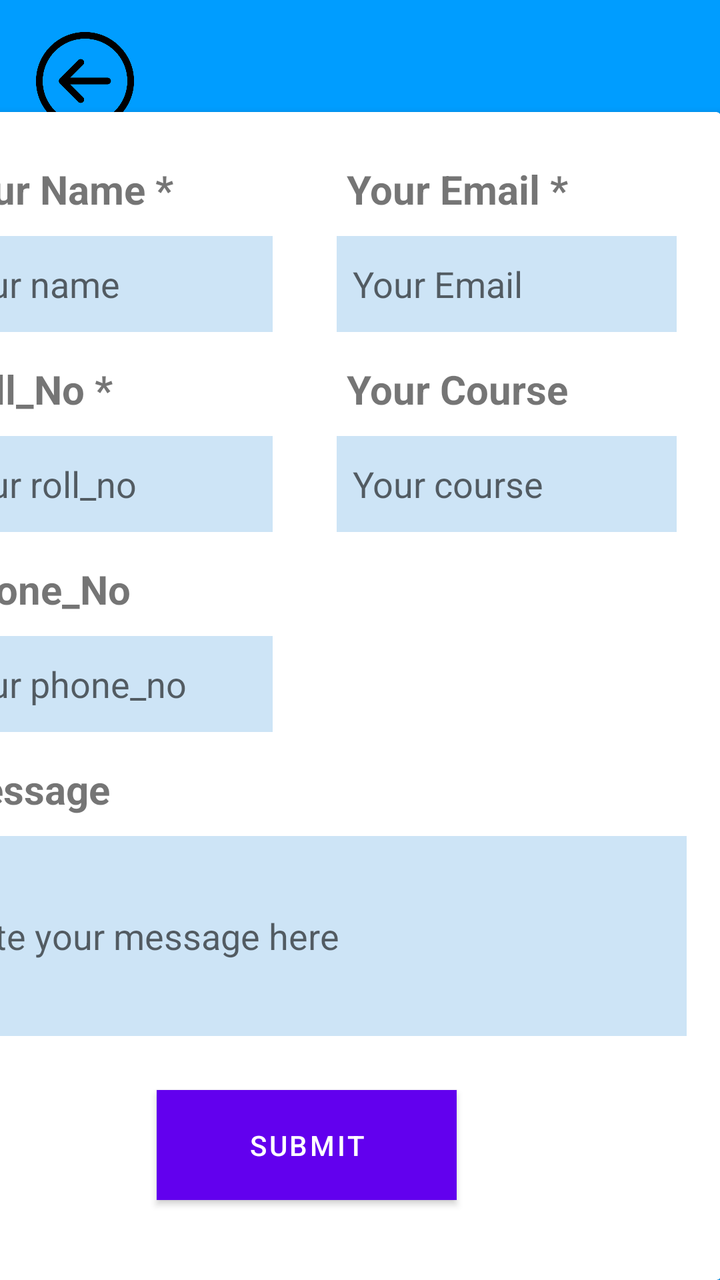
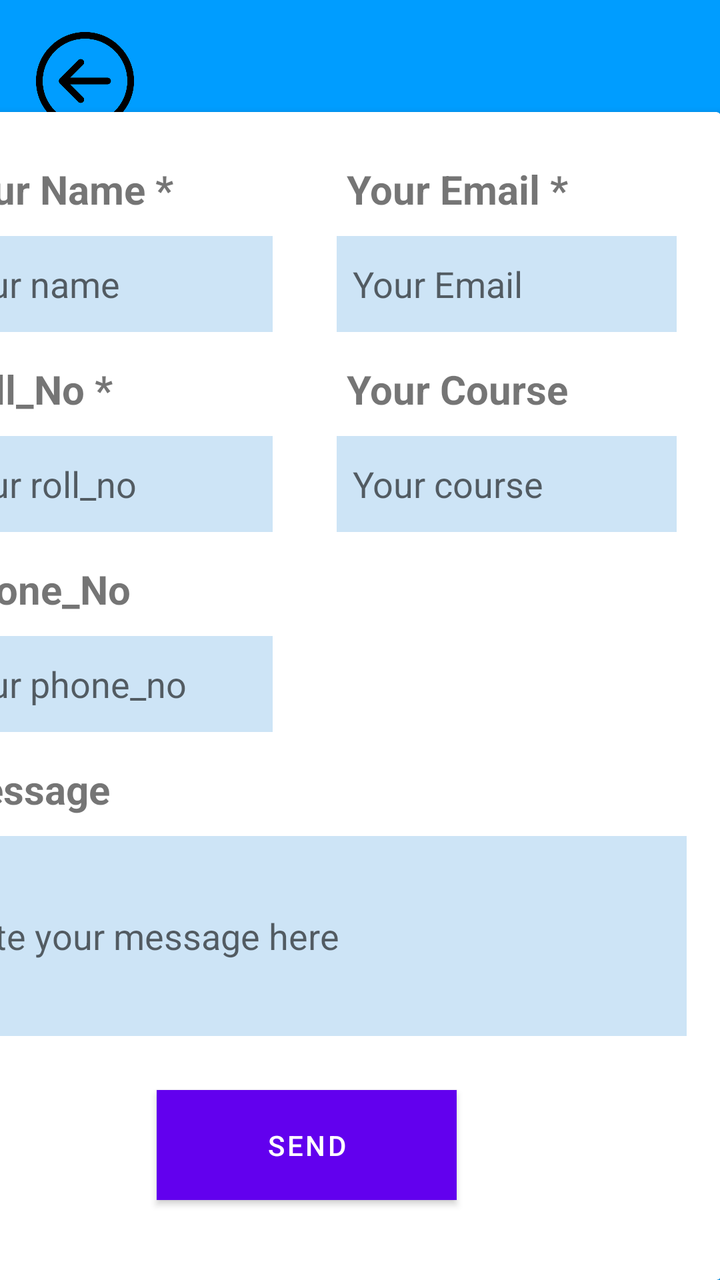

An Android layout rendered at two revisions. The XML below is the earlier revision; the diff shows what the commit changed to produce the second picture.
<!-- AndroidManifest.xml: application theme Theme.StudentManagementSystem -->
<!-- res/layout/activity_contact_admin_page.xml -->
<?xml version="1.0" encoding="utf-8"?>
<androidx.constraintlayout.widget.ConstraintLayout xmlns:android="http://schemas.android.com/apk/res/android"
    xmlns:app="http://schemas.android.com/apk/res-auto"
    xmlns:tools="http://schemas.android.com/tools"
    android:layout_width="match_parent"
    android:layout_height="match_parent"
    android:background="@color/app_theme"
    tools:context=".ui.main.Contact_Admin_Page" >

    <ImageView
        android:id="@+id/backbuttonimage"
        android:layout_width="53dp"
        android:layout_height="49dp"
        android:layout_marginStart="16dp"
        android:layout_marginLeft="16dp"
        android:layout_marginTop="16dp"
        app:layout_constraintStart_toStartOf="parent"
        app:layout_constraintTop_toTopOf="parent"
        app:srcCompat="@drawable/back" />

    <TextView
        android:id="@+id/textView"
        android:layout_width="wrap_content"
        android:layout_height="wrap_content"
        android:layout_marginTop="56dp"
        android:text="Contact Us"
        android:textColor="@color/white"
        android:textSize="48sp"
        app:layout_constraintEnd_toEndOf="parent"
        app:layout_constraintHorizontal_bias="0.497"
        app:layout_constraintStart_toStartOf="parent"
        app:layout_constraintTop_toTopOf="parent" />

    <androidx.cardview.widget.CardView
        android:layout_width="412dp"
        android:layout_height="584dp"
        app:layout_constraintBottom_toBottomOf="parent"
        app:layout_constraintEnd_toEndOf="parent"
        app:layout_constraintHorizontal_bias="1.0"
        app:layout_constraintStart_toStartOf="parent"
        app:layout_constraintTop_toBottomOf="@+id/textView"
        app:layout_constraintVertical_bias="1.0">

        <androidx.constraintlayout.widget.ConstraintLayout
            android:layout_width="match_parent"
            android:layout_height="match_parent">

            <LinearLayout
                android:layout_width="match_parent"
                android:layout_height="match_parent"
                android:orientation="horizontal">

                <LinearLayout
                    android:layout_width="match_parent"
                    android:layout_height="match_parent"
                    android:orientation="vertical">

                    <TextView
                        android:id="@+id/textView2"
                        android:layout_width="wrap_content"
                        android:layout_height="wrap_content"
                        android:layout_marginStart="25dp"
                        android:layout_marginLeft="25dp"
                        android:layout_marginTop="25dp"
                        android:text="Your Name *"
                        android:textSize="20sp"
                        android:textStyle="bold" />

                    <EditText
                        android:id="@+id/editTextTextPersonName"
                        android:layout_width="170dp"
                        android:layout_height="48dp"
                        android:layout_marginStart="18dp"
                        android:layout_marginLeft="18dp"
                        android:layout_marginTop="10dp"
                        android:background="#CDE4F6"
                        android:drawablePadding="8dp"
                        android:ems="10"
                        android:hint="Your name"
                        android:inputType="textPersonName"
                        android:padding="8dp"
                        app:layout_constraintEnd_toEndOf="parent"
                        app:layout_constraintStart_toStartOf="parent"
                        app:layout_constraintTop_toTopOf="parent" />
                </LinearLayout>
            </LinearLayout>

            <LinearLayout
                android:layout_width="match_parent"
                android:layout_height="wrap_content"
                android:orientation="vertical"
                tools:ignore="MissingConstraints">

                <TextView
                    android:id="@+id/textView7"
                    android:layout_width="wrap_content"
                    android:layout_height="wrap_content"
                    android:layout_marginStart="225dp"
                    android:layout_marginLeft="225dp"
                    android:layout_marginTop="25dp"
                    android:text="Your Email *"
                    android:textSize="20sp"
                    android:textStyle="bold" />

                <EditText
                    android:id="@+id/email"
                    android:layout_width="170dp"
                    android:layout_height="48dp"
                    android:layout_marginStart="220dp"
                    android:layout_marginLeft="220dp"
                    android:layout_marginTop="10dp"
                    android:background="#CDE4F6"
                    android:drawablePadding="8dp"
                    android:ems="10"
                    android:hint="Your Email"
                    android:inputType="textPersonName"
                    android:padding="8dp"
                    app:layout_constraintEnd_toEndOf="parent"
                    app:layout_constraintStart_toStartOf="parent"
                    app:layout_constraintTop_toTopOf="parent" />
            </LinearLayout>

            <LinearLayout
                android:layout_width="match_parent"
                android:layout_height="match_parent"
                android:orientation="vertical">

                <TextView
                    android:id="@+id/textView12"
                    android:layout_width="wrap_content"
                    android:layout_height="wrap_content"
                    android:layout_marginStart="25dp"
                    android:layout_marginLeft="25dp"
                    android:layout_marginTop="125dp"
                    android:text="Roll_No *"
                    android:textSize="20sp"
                    android:textStyle="bold" />

                <EditText
                    android:id="@+id/rollno"
                    android:layout_width="170dp"
                    android:layout_height="48dp"
                    android:layout_marginStart="18dp"
                    android:layout_marginLeft="18dp"
                    android:layout_marginTop="10dp"
                    android:background="#CDE4F6"
                    android:drawablePadding="8dp"
                    android:ems="10"
                    android:hint="Your roll_no"
                    android:inputType="textPersonName"
                    android:padding="8dp"
                    app:layout_constraintEnd_toEndOf="parent"
                    app:layout_constraintStart_toStartOf="parent"
                    app:layout_constraintTop_toTopOf="parent" />

            </LinearLayout>

            <LinearLayout
                android:layout_width="match_parent"
                android:layout_height="match_parent"
                android:orientation="vertical">

                <TextView
                    android:id="@+id/textView13"
                    android:layout_width="wrap_content"
                    android:layout_height="wrap_content"
                    android:layout_marginStart="225dp"
                    android:layout_marginLeft="225dp"
                    android:layout_marginTop="125dp"
                    android:text="Your Course"
                    android:textSize="20sp"
                    android:textStyle="bold" />

                <EditText
                    android:id="@+id/course"
                    android:layout_width="170dp"
                    android:layout_height="48dp"
                    android:layout_marginStart="220dp"
                    android:layout_marginLeft="220dp"
                    android:layout_marginTop="10dp"
                    android:background="#CDE4F6"
                    android:drawablePadding="8dp"
                    android:ems="10"
                    android:hint="Your course"
                    android:inputType="textPersonName"
                    android:padding="8dp"
                    app:layout_constraintEnd_toEndOf="parent"
                    app:layout_constraintStart_toStartOf="parent"
                    app:layout_constraintTop_toTopOf="parent" />

            </LinearLayout>

            <LinearLayout
                android:layout_width="match_parent"
                android:layout_height="match_parent"
                android:orientation="vertical">

                <TextView
                    android:id="@+id/textView15"
                    android:layout_width="wrap_content"
                    android:layout_height="wrap_content"
                    android:layout_marginStart="25dp"
                    android:layout_marginLeft="25dp"
                    android:layout_marginTop="225dp"
                    android:text="Phone_No"
                    android:textSize="20sp"
                    android:textStyle="bold" />

                <EditText
                    android:id="@+id/phoneno"
                    android:layout_width="170dp"
                    android:layout_height="48dp"
                    android:layout_marginStart="18dp"
                    android:layout_marginLeft="18dp"
                    android:layout_marginTop="10dp"
                    android:background="#CDE4F6"
                    android:drawablePadding="8dp"
                    android:ems="10"
                    android:hint="Your phone_no"
                    android:inputType="textPersonName"
                    android:padding="8dp"
                    app:layout_constraintEnd_toEndOf="parent"
                    app:layout_constraintStart_toStartOf="parent"
                    app:layout_constraintTop_toTopOf="parent" />

            </LinearLayout>

            <LinearLayout
                android:layout_width="match_parent"
                android:layout_height="match_parent"
                android:orientation="vertical">

                <TextView
                    android:id="@+id/textView16"
                    android:layout_width="wrap_content"
                    android:layout_height="wrap_content"
                    android:layout_marginStart="25dp"
                    android:layout_marginLeft="25dp"
                    android:layout_marginTop="325dp"
                    android:text="Message"
                    android:textSize="20dp"
                    android:textStyle="bold" />

                <EditText
                    android:id="@+id/message"
                    android:layout_width="380dp"
                    android:layout_height="100dp"
                    android:layout_marginLeft="15dp"
                    android:layout_marginTop="10dp"
                    android:background="#CDE4F6"
                    android:drawablePadding="8dp"
                    android:ems="10"
                    android:hint="Write your message here"
                    android:inputType="textPersonName"
                    android:padding="8dp"
                    app:layout_constraintEnd_toEndOf="parent"
                    app:layout_constraintStart_toStartOf="parent"
                    app:layout_constraintTop_toTopOf="parent" />

            </LinearLayout>
        </androidx.constraintlayout.widget.ConstraintLayout>

        <Button
            android:id="@+id/button3"
            android:layout_width="150dp"
            android:layout_height="55dp"
            android:layout_marginStart="130dp"
            android:layout_marginLeft="130dp"
            android:layout_marginTop="489dp"
            android:background="#01579B"
            android:gravity="center_horizontal|center_vertical"
            android:text="Submit" />

    </androidx.cardview.widget.CardView>

</androidx.constraintlayout.widget.ConstraintLayout>
<!-- resources referenced by this layout -->
<resources>
  <color name="app_theme">#009dff</color>
  <color name="white">#FFFFFFFF</color>
  <!-- drawable back: png bitmap (drawable, 9906 bytes) -->
  <style name="Theme.StudentManagementSystem" parent="Theme.MaterialComponents.DayNight.DarkActionBar">
          
          <item name="colorPrimary">@color/purple_500</item>
          <item name="colorPrimaryVariant">@color/purple_700</item>
          <item name="colorOnPrimary">@color/white</item>
          
          <item name="colorSecondary">@color/teal_200</item>
          <item name="colorSecondaryVariant">@color/teal_700</item>
          <item name="colorOnSecondary">@color/black</item>
          
          <item name="android:statusBarColor" tools:targetApi="21">?attr/colorPrimaryVariant</item>
          
      </style>
  <color name="purple_500">#FF6200EE</color>
  <color name="purple_700">#FF3700B3</color>
  <color name="teal_200">#FF03DAC5</color>
  <color name="teal_700">#FF018786</color>
  <color name="black">#FF000000</color>
</resources>

<!-- the commit's change to res/layout/activity_contact_admin_page.xml (unified diff, before → after) -->
@@ -67,7 +67,7 @@
                         android:textStyle="bold" />
 
                     <EditText
-                        android:id="@+id/editTextTextPersonName"
+                        android:id="@+id/etyourname"
                         android:layout_width="170dp"
                         android:layout_height="48dp"
                         android:layout_marginStart="18dp"
@@ -103,7 +103,7 @@
                     android:textStyle="bold" />
 
                 <EditText
-                    android:id="@+id/email"
+                    android:id="@+id/etyouremail"
                     android:layout_width="170dp"
                     android:layout_height="48dp"
                     android:layout_marginStart="220dp"
@@ -137,7 +137,7 @@
                     android:textStyle="bold" />
 
                 <EditText
-                    android:id="@+id/rollno"
+                    android:id="@+id/etrollno"
                     android:layout_width="170dp"
                     android:layout_height="48dp"
                     android:layout_marginStart="18dp"
@@ -172,7 +172,7 @@
                     android:textStyle="bold" />
 
                 <EditText
-                    android:id="@+id/course"
+                    android:id="@+id/etcourse"
                     android:layout_width="170dp"
                     android:layout_height="48dp"
                     android:layout_marginStart="220dp"
@@ -207,7 +207,7 @@
                     android:textStyle="bold" />
 
                 <EditText
-                    android:id="@+id/phoneno"
+                    android:id="@+id/etphoneno"
                     android:layout_width="170dp"
                     android:layout_height="48dp"
                     android:layout_marginStart="18dp"
@@ -242,7 +242,7 @@
                     android:textStyle="bold" />
 
                 <EditText
-                    android:id="@+id/message"
+                    android:id="@+id/etmessage"
                     android:layout_width="380dp"
                     android:layout_height="100dp"
                     android:layout_marginLeft="15dp"
@@ -261,7 +261,7 @@
         </androidx.constraintlayout.widget.ConstraintLayout>
 
         <Button
-            android:id="@+id/button3"
+            android:id="@+id/btnSend"
             android:layout_width="150dp"
             android:layout_height="55dp"
             android:layout_marginStart="130dp"
@@ -269,7 +269,7 @@
             android:layout_marginTop="489dp"
             android:background="#01579B"
             android:gravity="center_horizontal|center_vertical"
-            android:text="Submit" />
+            android:text="Send" />
 
     </androidx.cardview.widget.CardView>
 
